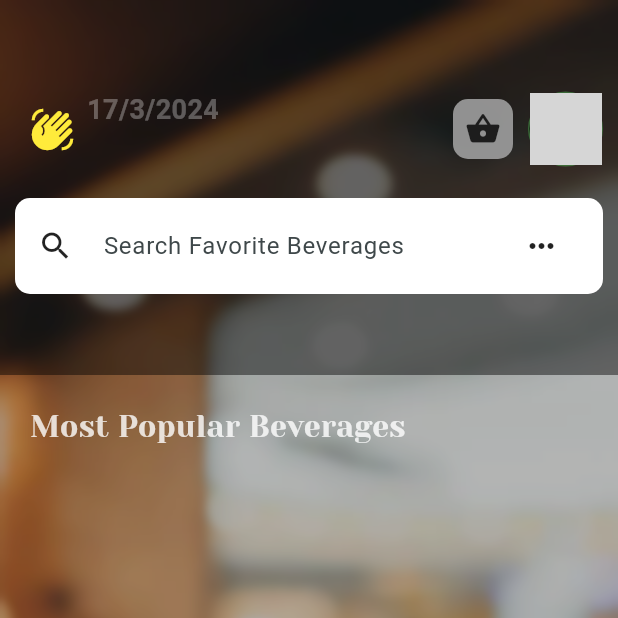
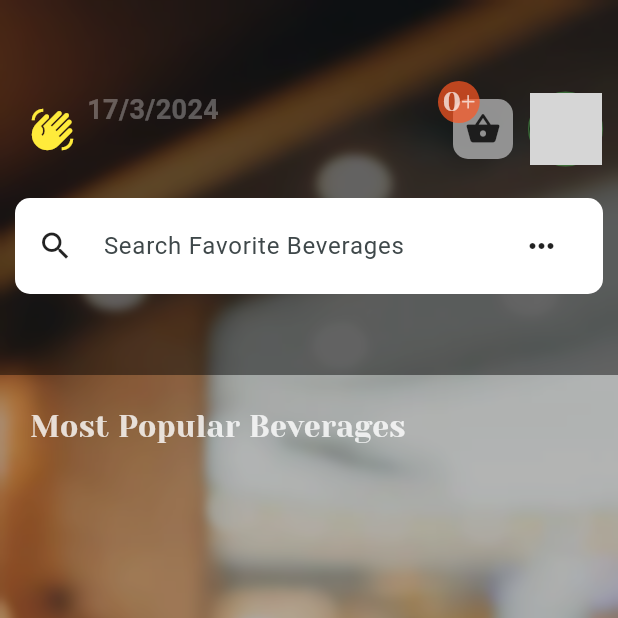
Before and after one commit to cshazem1/swift_cafe, a Flutter app: the HomeScreen screen opened directly with empty values, on a phone screen of 412 x 824 dp, the top half of it. Run offline on Flutter 3.47's test engine with Material 3 defaults, Android fonts, the light colour scheme and no system bars; our stand-ins replace bloc, cloud_firestore, firebase_auth, firebase_core, firebase_storage, flutter_bloc and 3 more; accounts and stored records are empty; generated files the repository leaves out were written again; network calls fail; grey boxes are pictures that could not be loaded.

Commit message:
create type adapter for order models

```diff
--- a/lib/components/background.dart
+++ b/lib/components/background.dart
@@ -3,7 +3,9 @@ import 'dart:ui';
 import 'package:flutter/material.dart';
 
 class Background extends StatelessWidget {
-  const Background({
+ final String imageUrl;
+ const  Background({
+    required this.imageUrl,
     super.key,
   });
 
@@ -12,10 +14,9 @@ class Background extends StatelessWidget {
     return Container(
         width: MediaQuery.of(context).size.width,
         height: MediaQuery.of(context).size.height,
-        decoration: const BoxDecoration(
+        decoration:  BoxDecoration(
           image: DecorationImage(
-            image: AssetImage(
-                'image/cafe_background.webp'), // Replace with your image path
+            image: AssetImage(imageUrl), // Replace with your image path
             fit: BoxFit.cover,
           ),
         ),
--- a/lib/components/search_and_data.dart
+++ b/lib/components/search_and_data.dart
@@ -2,10 +2,13 @@ import 'dart:developer';
 
 import 'package:flutter/material.dart';
 import 'package:flutter_bloc/flutter_bloc.dart';
+import 'package:swift_cafe/components/custom_text_name.dart';
 import 'package:swift_cafe/cubits/my_id_cubit/get_id_cubit.dart';
+import 'package:swift_cafe/cubits/shopping_basket_cubit/shopping_basket_cubit.dart';
 import 'package:swift_cafe/models/user_model.dart';
 
 import '../firebase/cloud_storage/users.dart';
+import '../screens/shopping_basket_screen.dart';
 
 class ResearchAndData extends StatefulWidget {
    const ResearchAndData({
@@ -83,10 +86,15 @@ BlocProvider.of<GetIdCubit>(context).getId(userModel!.id);
                           ],
                         ),
                         Row(
+                          mainAxisSize: MainAxisSize.max,
                           children: [
+                            Stack(
+                              clipBehavior: Clip.none,
+                              children: [
+
                                 GestureDetector(
-                              onTap:() async {
-
+                                  onTap:()  {
+                                Navigator.pushNamed(context, SoppingBasketScreen.id);
                                   } ,
                                   child: Container(
                                       decoration: BoxDecoration(
@@ -95,10 +103,28 @@ BlocProvider.of<GetIdCubit>(context).getId(userModel!.id);
                                           const BorderRadius.all(Radius.circular(10))),
                                       height: 40,
                                       width: 40,
+                                      child: Center(
                                         child: Icon(
                                         Icons.shopping_basket_rounded,
                                         color: Colors.black.withOpacity(.8),
+                                                                            ),
                                       )),
+                                ),
+                                BlocBuilder<ShoppingBasketCubit, ShoppingBasketState>(
+  builder: (context, state) {
+
+
+    return Positioned(
+                                    top:-12 ,
+                                    left: -10,
+                                    child: Container(
+padding: EdgeInsets.symmetric(vertical: 1,horizontal: 3),
+                                        decoration: BoxDecoration(color: Colors.deepOrange.withOpacity(.7),borderRadius: const BorderRadius.all(Radius.circular(500))),
+                                        child: TextName(fontSize:18 , textName: '${BlocProvider.of<ShoppingBasketCubit>(context).order.length}+', textOpacity: .7,)));
+  },
+),
+
+                              ],
                             ),
                             Padding(
                               padding: const EdgeInsets.symmetric(horizontal: 10.0),
--- a/lib/cubits/shopping_basket_cubit/shopping_basket_cubit.dart
+++ b/lib/cubits/shopping_basket_cubit/shopping_basket_cubit.dart
@@ -1,17 +1,18 @@
 import 'package:bloc/bloc.dart';
-import 'package:swift_cafe/models/user_model.dart';
+
+import '../../models/order_models.dart';
 
 part 'shopping_basket_state.dart';
 
 class ShoppingBasketCubit extends Cubit<ShoppingBasketState> {
   ShoppingBasketCubit() : super(ShoppingBasketInitial());
-  List<UserModel> userModel=[];
-  void getUserModel({required UserModel userModel_}){
-    userModel.add(userModel_);
+  List<OrderModels> order=[];
+  void getUserModel({required OrderModels order_}){
+    order.add(order_);
     emit(CategryShoppingBasketAdd());
   }
   void deleteUserModel(){
-    userModel=[];
+    order=[];
     emit(CategryShoppingBasketDelete());
   }
 
--- a/lib/main.dart
+++ b/lib/main.dart
@@ -6,6 +6,7 @@ import 'package:swift_cafe/cubits/my_id_cubit/get_id_cubit.dart';
 import 'package:swift_cafe/cubits/shopping_basket_cubit/shopping_basket_cubit.dart';
 import 'package:swift_cafe/screens/home_screen.dart';
 import 'package:swift_cafe/screens/log_in_screen.dart';
+import 'package:swift_cafe/screens/shopping_basket_screen.dart';
 import 'package:swift_cafe/screens/sign_up_screen.dart';
 import 'package:swift_cafe/simple_bloc_observer.dart';
 import 'cubits/firebase_log_in_cubit/firebase_log_in_cubit.dart';
@@ -31,7 +32,6 @@ class MyApp extends StatelessWidget {
         BlocProvider(
           create: (context) => ShoppingBasketCubit(),
         ),
-
         BlocProvider(
           create: (context) => FirebaseLogInCubit(),
         ),
@@ -46,7 +46,8 @@ class MyApp extends StatelessWidget {
         routes: {
           LogInScreen.id: (context) => const LogInScreen(),
           HomeScreen.id: (context) => const HomeScreen(),
-          SignUpScreen.id: (context) => const SignUpScreen()
+          SignUpScreen.id: (context) => const SignUpScreen(),
+          SoppingBasketScreen.id: (context) => const SoppingBasketScreen()
         },
         debugShowCheckedModeBanner: false,
         theme: ThemeData(
--- a/lib/models/categry_models.dart
+++ b/lib/models/categry_models.dart
@@ -1,9 +1,9 @@
-class CategryModels {
-  String name;
-  String desc;
-  String rate;
-  String image;
-  String salary;
+class CategryModels  {
+ final String name;
+ final String desc;
+ final String rate;
+ final String image;
+ final String salary;
 
   CategryModels(
       {
--- /dev/null
+++ b/lib/models/order_models.dart
@@ -0,0 +1,31 @@
+import 'package:hive/hive.dart';
+part 'order_models.g.dart';
+@HiveType(typeId: 0)
+class OrderModels extends HiveObject {
+  @HiveField(0)
+  final String date;
+  @HiveField(1)
+  final String name;
+  @HiveField(2)
+  final String image;
+  @HiveField(3)
+  final String salary;
+  @HiveField(4)
+  final String filling;
+  @HiveField(5)
+  final String milk;
+  @HiveField(6)
+  final String sugar;
+  @HiveField(7)
+  final String number;
+
+  OrderModels(
+      {required this.date,
+      required this.name,
+      required this.image,
+      required this.salary,
+      required this.filling,
+      required this.milk,
+      required this.sugar,
+      required this.number});
+}
--- a/lib/models/user_model.dart
+++ b/lib/models/user_model.dart
@@ -1,7 +1,7 @@
 class UserModel{
-  String name;
-  String email;
-  String id;
+  final String name;
+  final String email;
+  final String id;
 
   UserModel({required this.name,required this.email,required this.id});
 }
--- a/lib/screens/admin_screen.dart
+++ b/lib/screens/admin_screen.dart
@@ -33,7 +33,7 @@ class _AdminScreenState extends State<AdminScreen> {
   Widget build(BuildContext context) {
     return Scaffold(
       body: Stack(children: [
-        const Background(),
+         Background(imageUrl:"image/cafe_background.webp"),
         Padding(
           padding: const EdgeInsets.symmetric(horizontal: 30.0, vertical: 50),
           child: Container(
--- a/lib/screens/home_screen.dart
+++ b/lib/screens/home_screen.dart
@@ -33,7 +33,7 @@ String? id;
 
     return Scaffold(
           body: Stack(children: [
-        const Background(),
+         Background(imageUrl: "image/cafe_background.webp"),
         StreamBuilder<QuerySnapshot>(
           stream: _usersStream,
           builder: (context, snapshot) {
--- a/lib/screens/log_in_screen.dart
+++ b/lib/screens/log_in_screen.dart
@@ -14,7 +14,7 @@ class LogInScreen extends StatelessWidget {
     return Scaffold(
         body: Stack(
       children: [
-        const Background(),
+         Background(imageUrl: "image/cafe_background.webp"),
         Padding(
           padding: const EdgeInsets.symmetric(horizontal: 30.0, vertical: 50),
           child: Container(
--- a/lib/screens/sign_up_screen.dart
+++ b/lib/screens/sign_up_screen.dart
@@ -21,7 +21,8 @@ class SignUpScreen extends StatelessWidget {
       child: Scaffold(
           body: Stack(
             children: [
-              const Background(),
+               Background(imageUrl:"https://th.bing.com/th/id/OIP.xesubJn0DWYf6t60IW0FdQHaD5?rs=1&pid=ImgDetMain"
+               ),
               Padding(
                 padding: const EdgeInsets.symmetric(
                     horizontal: 30.0, vertical: 50),
--- a/pubspec.yaml
+++ b/pubspec.yaml
@@ -48,10 +48,15 @@ dependencies:
   firebase_storage: ^11.6.7
   flutter_switch: ^0.3.2
   switch_button: ^0.0.1
+  hive: ^2.2.3
+  hive_flutter: ^1.1.0
 dev_dependencies:
   flutter_test:
     sdk: flutter
   google_nav_bar: ^5.0.6
+  hive_generator: ^2.0.1
+  build_runner: ^2.4.8
+
 
 
   # The "flutter_lints" package below contains a set of recommended lints to
```
Also changed, not shown: lib/screens/select_item_screen.dart (+26 -15 lines), lib/screens/shopping_basket_screen.dart (+55 -0 lines), pubspec.lock. Lines whose indentation alone changed are shown as unchanged.
